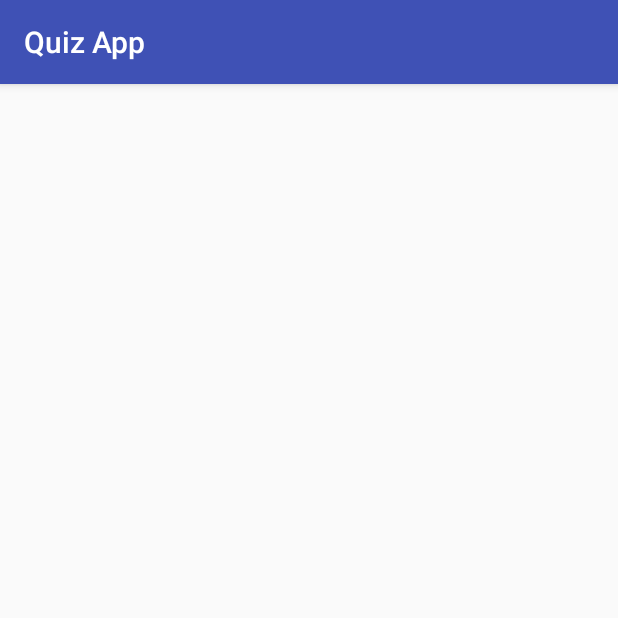
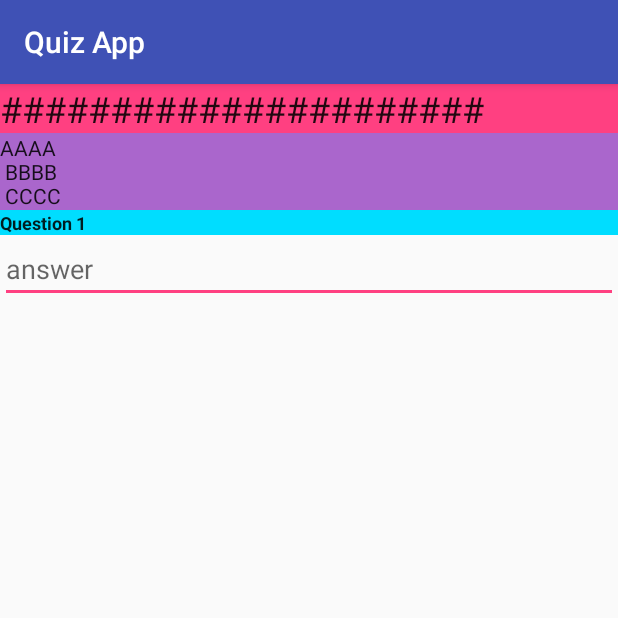
Before and after one commit to Rif7/QuizApp, an Android app: the screen it shows after launch (MainActivity), on a phone screen of 412 x 824 dp, the top half of it. Run offline under Robolectric (Android 15) with nearby library versions, the phone set to English and light mode, and no system bars.

Commit message:
Created initial layout, styles structure, mainActivity for testing and first attempts with dynamic Views creation.

```diff
--- a/app/src/main/java/com/example/android/quizapp/MainActivity.java
+++ b/app/src/main/java/com/example/android/quizapp/MainActivity.java
@@ -2,6 +2,9 @@ package com.example.android.quizapp;
 
 import android.support.v7.app.AppCompatActivity;
 import android.os.Bundle;
+import android.widget.EditText;
+import android.widget.LinearLayout;
+import android.widget.TextView;
 
 public class MainActivity extends AppCompatActivity {
 
@@ -9,5 +12,24 @@ public class MainActivity extends AppCompatActivity {
     protected void onCreate(Bundle savedInstanceState) {
         super.onCreate(savedInstanceState);
         setContentView(R.layout.activity_main);
+        LinearLayout questionListView = findViewById(R.id.questionsListView);
+        questionListView.removeAllViewsInLayout();
+
+        TextView introText = new TextView(this, null, R.attr.introStyleRef);
+        questionListView.addView(introText);
+
+        LinearLayout textAnswerQuestion = new LinearLayout(this, null, R.attr.questionAndAnswerLayoutRef);
+        TextView questionText = new TextView(this, null, R.attr.questionStyleRef);
+        questionText.setText("Question 1");
+        EditText textAnswer = new EditText(this, null, R.attr.textAnswerStyleRef);
+
+        textAnswerQuestion.addView(questionText);
+        textAnswerQuestion.addView(textAnswer);
+
+        questionListView.addView(textAnswerQuestion);
     }
+
+//    TextView createIntroText(String text) {
+//
+//    }
 }
--- a/app/src/main/res/layout/activity_main.xml
+++ b/app/src/main/res/layout/activity_main.xml
@@ -1,9 +1,81 @@
 <?xml version="1.0" encoding="utf-8"?>
-<android.support.constraint.ConstraintLayout xmlns:android="http://schemas.android.com/apk/res/android"
-    xmlns:app="http://schemas.android.com/apk/res-auto"
+<LinearLayout xmlns:android="http://schemas.android.com/apk/res/android"
     xmlns:tools="http://schemas.android.com/tools"
     android:layout_width="match_parent"
     android:layout_height="match_parent"
+    android:orientation="vertical"
     tools:context="com.example.android.quizapp.MainActivity">
 
-</android.support.constraint.ConstraintLayout>
+    <TextView style="@style/header" />
+
+    <ScrollView
+        android:layout_width="match_parent"
+        android:layout_height="wrap_content">
+
+        <LinearLayout
+            android:id="@+id/questionsListView"
+            android:layout_width="match_parent"
+            android:layout_height="wrap_content"
+            android:orientation="vertical">
+
+            <TextView style="@style/intro" />
+
+            <LinearLayout style="@style/questionAndAnswerLayout">
+
+                <TextView
+                    style="@style/question"
+                    android:text="Question 1" />
+
+                <EditText style="@style/textAnswer" />
+
+            </LinearLayout>
+
+            <LinearLayout style="@style/questionAndAnswerLayout">
+
+                <TextView
+                    style="@style/question"
+                    android:text="Question 2" />
+
+                <RadioGroup
+                    android:layout_width="wrap_content"
+                    android:layout_height="match_parent">
+
+                    <RadioButton
+                        android:text="question2_answer1"
+                        style="@style/radioButtonsAnswer" />
+
+                    <RadioButton
+                        android:text="question2_answer2"
+                        style="@style/radioButtonsAnswer" />
+
+                    <RadioButton
+                        android:text="question2_answer3"
+                        style="@style/radioButtonsAnswer" />
+
+                </RadioGroup>
+
+            </LinearLayout>
+
+            <LinearLayout style="@style/questionAndAnswerLayout">
+
+                <TextView
+                    style="@style/question"
+                    android:text="Question 3" />
+
+                <CheckBox
+                    android:text="question3_answer1"
+                    style="@style/checkBoxAnswer" />
+
+                <CheckBox
+                    android:text="question3_answer2"
+                    style="@style/checkBoxAnswer" />
+
+                <CheckBox
+                    android:text="question3_answer3"
+                    style="@style/checkBoxAnswer" />
+
+            </LinearLayout>
+        </LinearLayout>
+    </ScrollView>
+
+</LinearLayout>
--- a/app/src/main/res/values/styles.xml
+++ b/app/src/main/res/values/styles.xml
@@ -1,11 +1,64 @@
 <resources>
+    <declare-styleable name="AppTheme">
+        <attr name="introStyleRef" format="reference" />
+        <attr name="questionStyleRef" format="reference" />
+        <attr name="textAnswerStyleRef" format="reference" />
+        <attr name="questionAndAnswerLayoutRef" format="reference" />
+    </declare-styleable>
 
-    <!-- Base application theme. -->
     <style name="AppTheme" parent="Theme.AppCompat.Light.DarkActionBar">
-        <!-- Customize your theme here. -->
         <item name="colorPrimary">@color/colorPrimary</item>
         <item name="colorPrimaryDark">@color/colorPrimaryDark</item>
         <item name="colorAccent">@color/colorAccent</item>
+        <item name="introStyleRef">@style/intro</item>
+        <item name="questionAndAnswerLayoutRef">@style/questionAndAnswerLayout</item>
+        <item name="questionStyleRef">@style/question</item>
+        <item name="textAnswerStyleRef">@style/textAnswer</item>
+    </style>
+
+    <style name="header" parent="Base.TextAppearance.AppCompat.Headline">
+        <item name="android:layout_width">match_parent</item>
+        <item name="android:layout_height">wrap_content</item>
+        <item name="android:background">@color/colorAccent</item>
+        <item name="android:text">######################"</item>
+    </style>
+
+    <style name="intro" parent="Base.TextAppearance.AppCompat">
+        <item name="android:layout_width">match_parent</item>
+        <item name="android:layout_height">wrap_content</item>
+        <item name="android:background">@android:color/holo_purple</item>
+        <item name="android:text">AAAA\n BBBB\n CCCC"</item>
+    </style>
+
+    <style name="question" parent="Base.TextAppearance.AppCompat">
+        <item name="android:textStyle">bold</item>
+        <item name="android:textSize">12sp</item>
+        <item name="android:background">@android:color/holo_blue_bright</item>
+        <item name="android:layout_width">match_parent</item>
+        <item name="android:layout_height">wrap_content</item>
+    </style>
+
+    <style name="textAnswer" parent="Base.Widget.AppCompat.EditText">
+        <item name="android:layout_width">match_parent</item>
+        <item name="android:layout_height">wrap_content</item>
+        <item name="android:hint">answer</item>
+
+    </style>
+
+    <style name="radioButtonsAnswer" parent="Base.Widget.AppCompat.CompoundButton.RadioButton">
+        <item name="android:layout_width">match_parent</item>
+        <item name="android:layout_height">wrap_content</item>
+    </style>
+
+    <style name="checkBoxAnswer" parent="Base.Widget.AppCompat.CompoundButton.CheckBox">
+        <item name="android:layout_width">match_parent</item>
+        <item name="android:layout_height">wrap_content</item>
+    </style>
+
+    <style name="questionAndAnswerLayout">
+        <item name="android:layout_width">match_parent</item>
+        <item name="android:layout_height">wrap_content</item>
+        <item name="android:orientation">vertical</item>
     </style>
 
 </resources>
```
Also changed, not shown: 2 other files.
